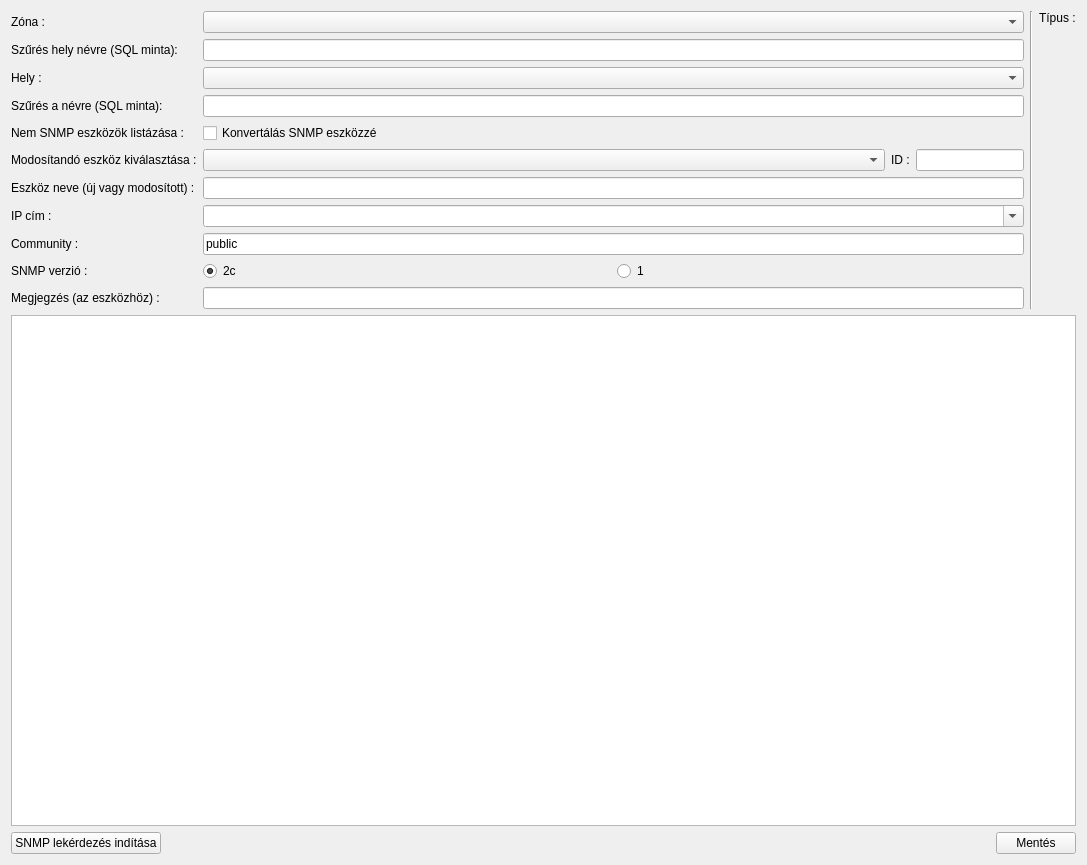
Old version of the form lv2g/snmpdevquery.ui in the repository csikfer/lanview2.
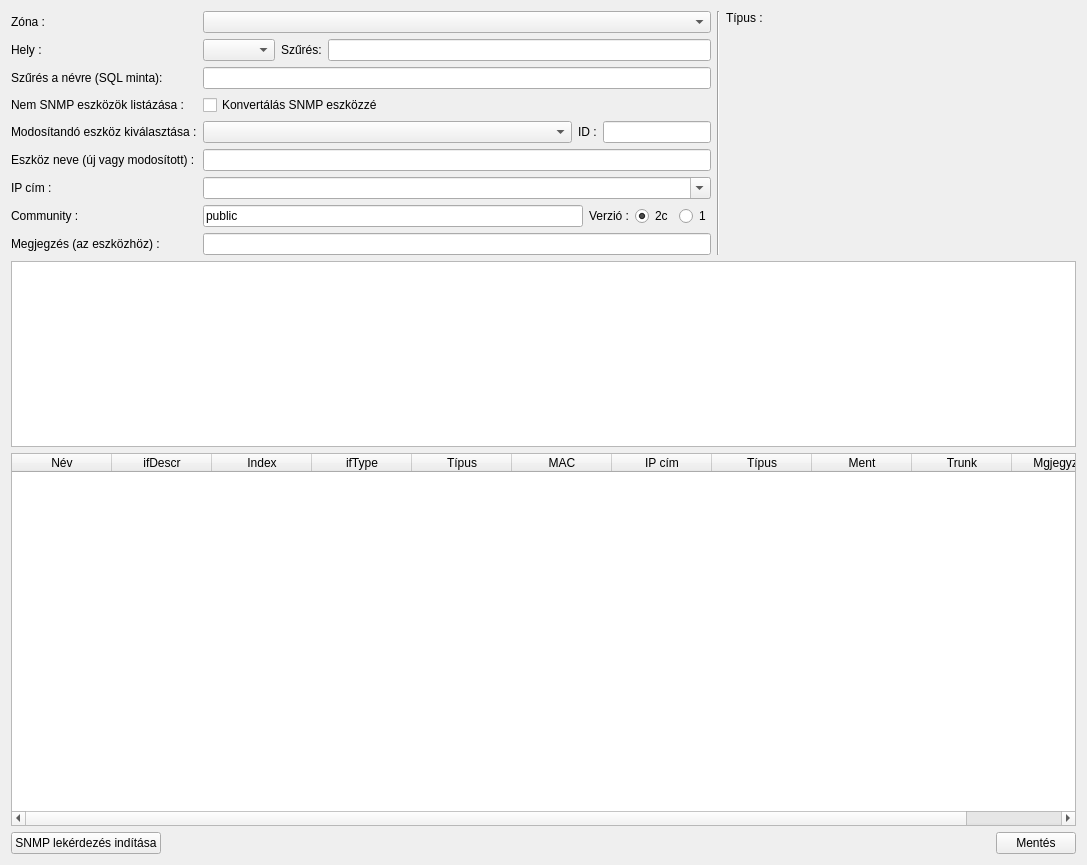
New version of the form.

Commit message: Az SNMP eszköz felvétel/modosítás javítása. Sajnos a gyártók jelentős része nem nagyon törődik az ajánlásokkal. A lekérdezések eredménye gyakran hibás, hiányos. A trunk portok felfedezésével kapcsolatban történtek bővítések. Az snmpdevquery ki lett egészítve a portoknál a típus, és a trunk hozzárendelések modosításával. Az LLDP lekérdezéshez tartozó frissítéseknél viszont nincs modosítási lehetőség, talán a feature mezőt kéne felhasználni az egyedi esetek kezelésére.

The edit to the form file:
```diff
--- a/lv2g/snmpdevquery.ui
+++ b/lv2g/snmpdevquery.ui
@@ -13,9 +13,9 @@
   <property name="windowTitle">
    <string>Form</string>
   </property>
-  <layout class="QVBoxLayout" name="verticalLayout_2" stretch="0,1,0">
+  <layout class="QVBoxLayout" name="verticalLayout_2" stretch="0,1,2,0">
    <item>
-    <layout class="QHBoxLayout" name="horizontalLayout_2">
+    <layout class="QHBoxLayout" name="horizontalLayout_2" stretch="2,0,1">
      <item>
       <layout class="QFormLayout" name="formLayout">
        <item row="0" column="0">
@@ -28,16 +28,6 @@
        <item row="0" column="1">
         <widget class="QComboBox" name="comboBoxZone"/>
        </item>
-       <item row="1" column="0">
-        <widget class="QLabel" name="labelPatPlace">
-         <property name="text">
-          <string>Szűrés hely névre (SQL minta):</string>
-         </property>
-        </widget>
-       </item>
-       <item row="1" column="1">
-        <widget class="QLineEdit" name="lineEditPatPlace"/>
-       </item>
        <item row="2" column="0">
         <widget class="QLabel" name="labelPlace">
          <property name="text">
@@ -46,7 +36,21 @@
         </widget>
        </item>
        <item row="2" column="1">
-        <widget class="QComboBox" name="comboBoxPlace"/>
+        <layout class="QHBoxLayout" name="horizontalLayout_5">
+         <item>
+          <widget class="QComboBox" name="comboBoxPlace"/>
+         </item>
+         <item>
+          <widget class="QLabel" name="label_2">
+           <property name="text">
+            <string>Szűrés:</string>
+           </property>
+          </widget>
+         </item>
+         <item>
+          <widget class="QLineEdit" name="lineEditPatPlace"/>
+         </item>
+        </layout>
        </item>
        <item row="3" column="0">
         <widget class="QLabel" name="labelPatName">
@@ -58,6 +62,20 @@
        <item row="3" column="1">
         <widget class="QLineEdit" name="lineEditPatName"/>
        </item>
+       <item row="4" column="0">
+        <widget class="QLabel" name="labelToSnmp">
+         <property name="text">
+          <string>Nem SNMP eszközök listázása :</string>
+         </property>
+        </widget>
+       </item>
+       <item row="4" column="1">
+        <widget class="QCheckBox" name="checkBoxToSnmp">
+         <property name="text">
+          <string>Konvertálás SNMP eszközzé</string>
+         </property>
+        </widget>
+       </item>
        <item row="5" column="0">
         <widget class="QLabel" name="labelNode">
          <property name="text">
@@ -65,6 +83,36 @@
          </property>
         </widget>
        </item>
+       <item row="5" column="1">
+        <layout class="QHBoxLayout" name="horizontalLayout_4" stretch="1,0,0">
+         <item>
+          <widget class="QComboBox" name="comboBoxNode"/>
+         </item>
+         <item>
+          <widget class="QLabel" name="label">
+           <property name="text">
+            <string>ID :</string>
+           </property>
+          </widget>
+         </item>
+         <item>
+          <widget class="QLineEdit" name="lineEditNodeId">
+           <property name="sizePolicy">
+            <sizepolicy hsizetype="Maximum" vsizetype="Fixed">
+             <horstretch>0</horstretch>
+             <verstretch>0</verstretch>
+            </sizepolicy>
+           </property>
+           <property name="text">
+            <string/>
+           </property>
+           <property name="readOnly">
+            <bool>true</bool>
+           </property>
+          </widget>
+         </item>
+        </layout>
+       </item>
        <item row="6" column="0">
         <widget class="QLabel" name="labelName">
          <property name="text">
@@ -82,45 +130,35 @@
          </property>
         </widget>
        </item>
-       <item row="8" column="0">
-        <widget class="QLabel" name="labelCom">
-         <property name="text">
-          <string>Community :</string>
-         </property>
-        </widget>
-       </item>
-       <item row="8" column="1">
-        <widget class="QLineEdit" name="lineEditCom">
-         <property name="text">
-          <string>public</string>
-         </property>
-        </widget>
-       </item>
-       <item row="10" column="0">
-        <widget class="QLabel" name="labelNote">
-         <property name="text">
-          <string>Megjegzés (az eszközhöz) :</string>
-         </property>
-        </widget>
-       </item>
-       <item row="10" column="1">
-        <widget class="QLineEdit" name="lineEditNote"/>
-       </item>
-       <item row="9" column="0">
-        <widget class="QLabel" name="labelSnmpV">
-         <property name="sizePolicy">
-          <sizepolicy hsizetype="Preferred" vsizetype="MinimumExpanding">
-           <horstretch>0</horstretch>
-           <verstretch>0</verstretch>
-          </sizepolicy>
-         </property>
-         <property name="text">
-          <string>SNMP verzió :</string>
+       <item row="7" column="1">
+        <widget class="QComboBox" name="comboBoxIp">
+         <property name="editable">
+          <bool>true</bool>
          </property>
         </widget>
        </item>
        <item row="9" column="1">
         <layout class="QHBoxLayout" name="horizontalLayout_3">
+         <item>
+          <widget class="QLineEdit" name="lineEditCom">
+           <property name="text">
+            <string>public</string>
+           </property>
+          </widget>
+         </item>
+         <item>
+          <widget class="QLabel" name="labelSnmpV">
+           <property name="sizePolicy">
+            <sizepolicy hsizetype="Preferred" vsizetype="MinimumExpanding">
+             <horstretch>0</horstretch>
+             <verstretch>0</verstretch>
+            </sizepolicy>
+           </property>
+           <property name="text">
+            <string>Verzió :</string>
+           </property>
+          </widget>
+         </item>
          <item>
           <widget class="QRadioButton" name="radioButtonSnmpV2c">
            <property name="text">
@@ -140,54 +178,20 @@
          </item>
         </layout>
        </item>
-       <item row="5" column="1">
-        <layout class="QHBoxLayout" name="horizontalLayout_4" stretch="1,0,0">
-         <item>
-          <widget class="QComboBox" name="comboBoxNode"/>
-         </item>
-         <item>
-          <widget class="QLabel" name="label">
-           <property name="text">
-            <string>ID :</string>
-           </property>
-          </widget>
-         </item>
-         <item>
-          <widget class="QLineEdit" name="lineEditNodeId">
-           <property name="sizePolicy">
-            <sizepolicy hsizetype="Maximum" vsizetype="Fixed">
-             <horstretch>0</horstretch>
-             <verstretch>0</verstretch>
-            </sizepolicy>
-           </property>
-           <property name="text">
-            <string/>
-           </property>
-           <property name="readOnly">
-            <bool>true</bool>
-           </property>
-          </widget>
-         </item>
-        </layout>
-       </item>
-       <item row="7" column="1">
-        <widget class="QComboBox" name="comboBoxIp">
-         <property name="editable">
-          <bool>true</bool>
-         </property>
-        </widget>
-       </item>
-       <item row="4" column="1">
-        <widget class="QCheckBox" name="checkBoxToSnmp">
+       <item row="10" column="0">
+        <widget class="QLabel" name="labelNote">
          <property name="text">
-          <string>Konvertálás SNMP eszközzé</string>
+          <string>Megjegzés (az eszközhöz) :</string>
          </property>
         </widget>
        </item>
-       <item row="4" column="0">
-        <widget class="QLabel" name="labelToSnmp">
+       <item row="10" column="1">
+        <widget class="QLineEdit" name="lineEditNote"/>
+       </item>
+       <item row="9" column="0">
+        <widget class="QLabel" name="labelCom">
          <property name="text">
-          <string>Nem SNMP eszközök listázása :</string>
+          <string>Community :</string>
          </property>
         </widget>
        </item>
@@ -201,8 +205,8 @@
       </widget>
      </item>
      <item>
-      <layout class="QFormLayout" name="formLayoutType">
-       <item row="0" column="0">
+      <layout class="QVBoxLayout" name="verticalLayoutType">
+       <item>
         <widget class="QLabel" name="labelType">
          <property name="text">
           <string>Típus :</string>
@@ -223,6 +227,74 @@
      </property>
     </widget>
    </item>
+   <item>
+    <widget class="QTableWidget" name="tableWidget">
+     <property name="editTriggers">
+      <set>QAbstractItemView::DoubleClicked</set>
+     </property>
+     <attribute name="horizontalHeaderStretchLastSection">
+      <bool>true</bool>
+     </attribute>
+     <attribute name="verticalHeaderVisible">
+      <bool>false</bool>
+     </attribute>
+     <column>
+      <property name="text">
+       <string>Név</string>
+      </property>
+     </column>
+     <column>
+      <property name="text">
+       <string>ifDescr</string>
+      </property>
+     </column>
+     <column>
+      <property name="text">
+       <string>Index</string>
+      </property>
+     </column>
+     <column>
+      <property name="text">
+       <string>ifType</string>
+      </property>
+     </column>
+     <column>
+      <property name="text">
+       <string>Típus</string>
+      </property>
+     </column>
+     <column>
+      <property name="text">
+       <string>MAC</string>
+      </property>
+     </column>
+     <column>
+      <property name="text">
+       <string>IP cím</string>
+      </property>
+     </column>
+     <column>
+      <property name="text">
+       <string>Típus</string>
+      </property>
+     </column>
+     <column>
+      <property name="text">
+       <string>Ment</string>
+      </property>
+     </column>
+     <column>
+      <property name="text">
+       <string>Trunk</string>
+      </property>
+     </column>
+     <column>
+      <property name="text">
+       <string>Mgjegyzés</string>
+      </property>
+     </column>
+    </widget>
+   </item>
    <item>
     <layout class="QHBoxLayout" name="horizontalLayout">
      <item>
```
The commit also changes 12 other files.
